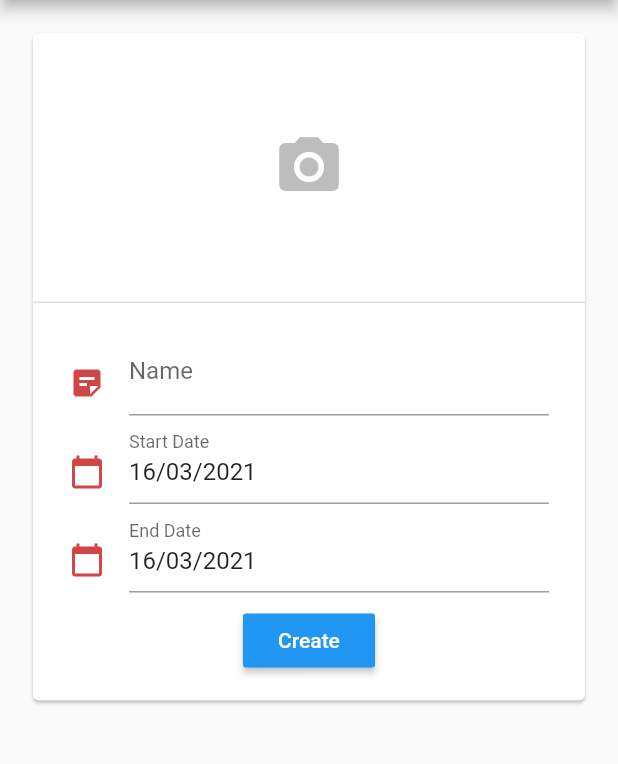
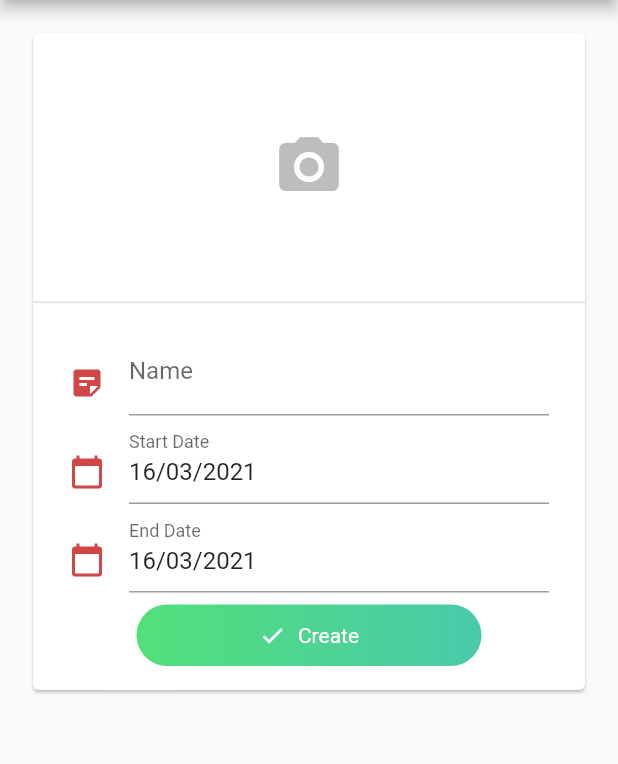
Before and after one commit to maciej-plonka/trip-budget-flutter, a Flutter app: the screen it shows after launch, after a tap on the "add" icon, on a phone screen of 412 x 824 dp, the part 84-848 px from its top. Run offline on Flutter 3.47's test engine with Material 2 defaults, Android fonts, the phone set to English and light mode, and no system bars; our stand-ins replace equatable, floor, flutter_bloc, get_it, google_fonts, image_cropper and 2 more; accounts and stored records are empty; generated files the repository leaves out were written again.

Commit message:
Added gradient FAB and button

```diff
--- /dev/null
+++ b/lib/presentation/linear_gradients.dart
@@ -0,0 +1,11 @@
+import 'package:flutter/material.dart';
+
+class LinearGradients {
+  LinearGradients._();
+
+  static const primary = const LinearGradient(colors: const [
+    const Color(0xFF52E07A),
+    const Color(0xFF4AC9AA),
+  ]);
+
+}
--- a/lib/presentation/trip/list/ui/trip_list_page.dart
+++ b/lib/presentation/trip/list/ui/trip_list_page.dart
@@ -8,16 +8,18 @@ import 'package:trip_planner/presentation/trip/list/bloc/trip_list_cubit_impl.da
 import 'package:trip_planner/presentation/trip/list/bloc/trip_list_state.dart';
 import 'package:trip_planner/presentation/trip/list/ui/trip_list_card.dart';
 import 'package:trip_planner/presentation/trip/trip_page_scaffold.dart';
+import 'package:trip_planner/presentation/widgets/button/gradient_floating_action_button.dart';
 
-class TripListPage extends StatelessWidget  {
-  final _cubit = TripListCubitImpl(dependencies());
+class TripListPage extends StatelessWidget {
+  final _tripListCubit = TripListCubitImpl(dependencies());
+
   @override
   Widget build(BuildContext context) {
     return TripPageScaffold(
       titleText: "Trip planner",
       body: Container(
         child: BlocBuilder<TripListCubit, TripListState>(
-          bloc: _cubit..getAll(),
+          bloc: _tripListCubit..getAll(),
           builder: (context, state) {
             if (state is TripListLoading || state is TripListInitial) {
               return _buildLoading();
@@ -29,12 +31,11 @@ class TripListPage extends StatelessWidget  {
           },
         ),
       ),
-      floatingActionButton: FloatingActionButton(
-        onPressed: () async  {
-           await Navigator.of(context).pushTripNew();
-           await _cubit.getAll();
+      floatingActionButton: GradientFloatingActionButton.primary(
+        onPressed: () async {
+          await Navigator.of(context).pushTripNew();
+          await _tripListCubit.getAll();
         },
-        child: const Icon(Icons.add),
       ),
     );
   }
--- a/lib/presentation/trip/new/ui/trip_new_form.dart
+++ b/lib/presentation/trip/new/ui/trip_new_form.dart
@@ -2,8 +2,10 @@ import 'package:flutter/material.dart';
 import 'package:trip_planner/dependencies/dependencies.dart';
 import 'package:trip_planner/domain/trip/commands/create/create_trip.dart';
 import 'package:trip_planner/domain/trip/commands/create/create_trip_handler.dart';
-import 'package:trip_planner/presentation/form/date_picker_form_field.dart';
-import 'package:trip_planner/presentation/form/image_picker_form_field.dart';
+import 'package:trip_planner/presentation/linear_gradients.dart';
+import 'package:trip_planner/presentation/widgets/button/gradient_button.dart';
+import 'package:trip_planner/presentation/widgets/form/date_picker_form_field.dart';
+import 'package:trip_planner/presentation/widgets/form/image_picker_form_field.dart';
 
 class TripNewForm extends StatefulWidget {
   final Function onCreated;
@@ -71,11 +73,22 @@ class _TripNewFormState extends State<TripNewForm> {
                         validator: _createEndDateValidator(_startDateKey)),
                     Padding(
                       padding: const EdgeInsets.only(top: 8.0),
-                      child: RaisedButton(
+                      child: GradientButton(
                         onPressed: _handleSubmit,
-                        child: Text("Create",
-                            style: const TextStyle(color: Colors.white)),
-                        color: Theme.of(context).primaryColor,
+                        gradient: LinearGradients.primary,
+                        child: Row(
+                          mainAxisAlignment: MainAxisAlignment.center,
+                          children: [
+                            const Padding(
+                              padding: const EdgeInsets.only(right: 4.0),
+                              child: const Icon(Icons.check, color: Colors.white, size: 18.0),
+                            ),
+                            const Padding(
+                              padding: const EdgeInsets.only(left: 4.0),
+                              child: const Text("Create",style: TextStyle(color: Colors.white)),
+                            ),
+                          ],
+                        ),
                       ),
                     )
                   ],
--- /dev/null
+++ b/lib/presentation/widgets/button/gradient_button.dart
@@ -0,0 +1,52 @@
+import 'dart:math';
+
+import 'package:flutter/material.dart';
+
+class GradientButton extends StatelessWidget {
+  final VoidCallback onPressed;
+  final Widget child;
+  final Gradient gradient;
+  final BoxShape boxShape;
+  final EdgeInsetsGeometry padding;
+  final BorderRadiusGeometry borderRadius;
+  final double width;
+  final double height;
+
+  const GradientButton({
+    Key key,
+    @required this.onPressed,
+    @required this.child,
+    @required this.gradient,
+    this.boxShape,
+    this.padding,
+    this.borderRadius,
+    this.width,
+    this.height,
+  })  : assert(onPressed != null),
+        assert(child != null),
+        assert(gradient != null),
+        super(key: key);
+
+  @override
+  Widget build(BuildContext context) {
+    return GestureDetector(
+      onTap: onPressed,
+      child: Container(
+        width: min(230, width ?? 230),
+        height: min(41, height ?? 41),
+        padding: padding ??
+            const EdgeInsets.symmetric(
+              vertical: 8.0,
+              horizontal: 16.0,
+            ),
+        decoration: BoxDecoration(
+          borderRadius:
+              borderRadius ?? const BorderRadius.all(Radius.circular(32.0)),
+          shape: boxShape ?? BoxShape.rectangle,
+          gradient: gradient,
+        ),
+        child: child,
+      ),
+    );
+  }
+}
--- /dev/null
+++ b/lib/presentation/widgets/button/gradient_floating_action_button.dart
@@ -0,0 +1,34 @@
+import 'package:flutter/material.dart';
+import 'package:trip_planner/presentation/linear_gradients.dart';
+
+class GradientFloatingActionButton extends FloatingActionButton {
+  GradientFloatingActionButton({
+    Key key,
+    Widget child,
+    @required VoidCallback onPressed,
+    @required Gradient gradient,
+  })
+      : assert(gradient != null),
+        super(
+          key: key,
+          onPressed: onPressed,
+          child: Container(
+            width: double.infinity,
+            height: double.infinity,
+            decoration: BoxDecoration(
+              shape: BoxShape.circle,
+              gradient: gradient
+            ),
+            child: child,
+          ));
+
+  static GradientFloatingActionButton primary(
+      {@required VoidCallback onPressed}) {
+    assert(onPressed != null);
+    return GradientFloatingActionButton(
+      onPressed: onPressed,
+      gradient: LinearGradients.primary,
+      child: const Icon(Icons.add, size: 48.0),
+    );
+  }
+}
```
Also changed, not shown: lib/presentation/widgets/form/date_picker_form_field.dart (renamed from lib/presentation/form/date_picker_form_field.dart), lib/presentation/widgets/form/image_picker_form_field.dart (renamed from lib/presentation/form/image_picker_form_field.dart).
